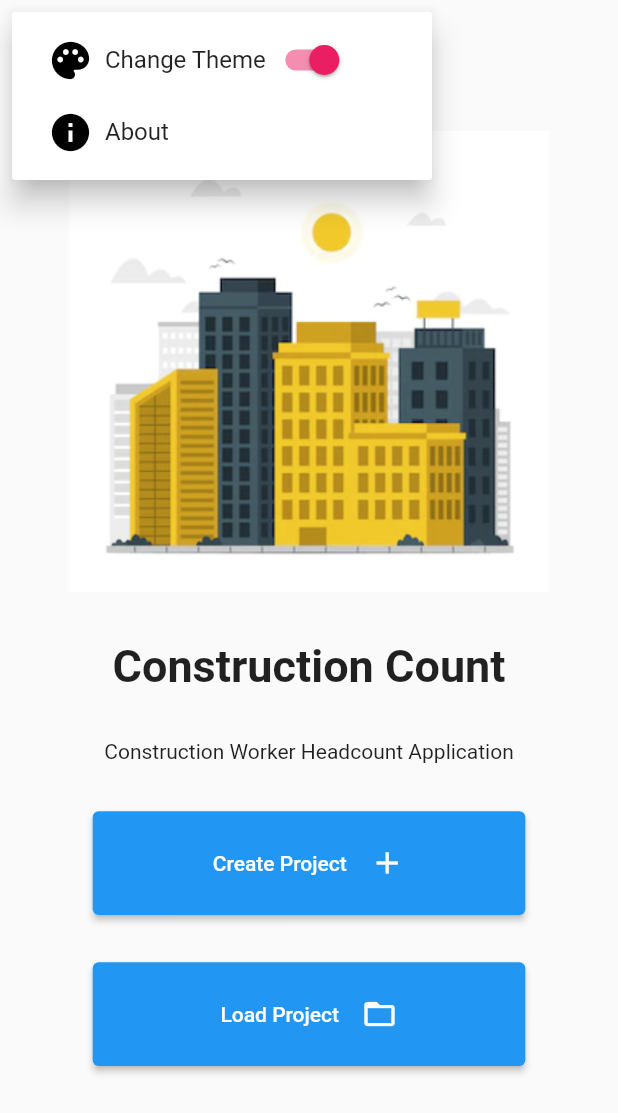
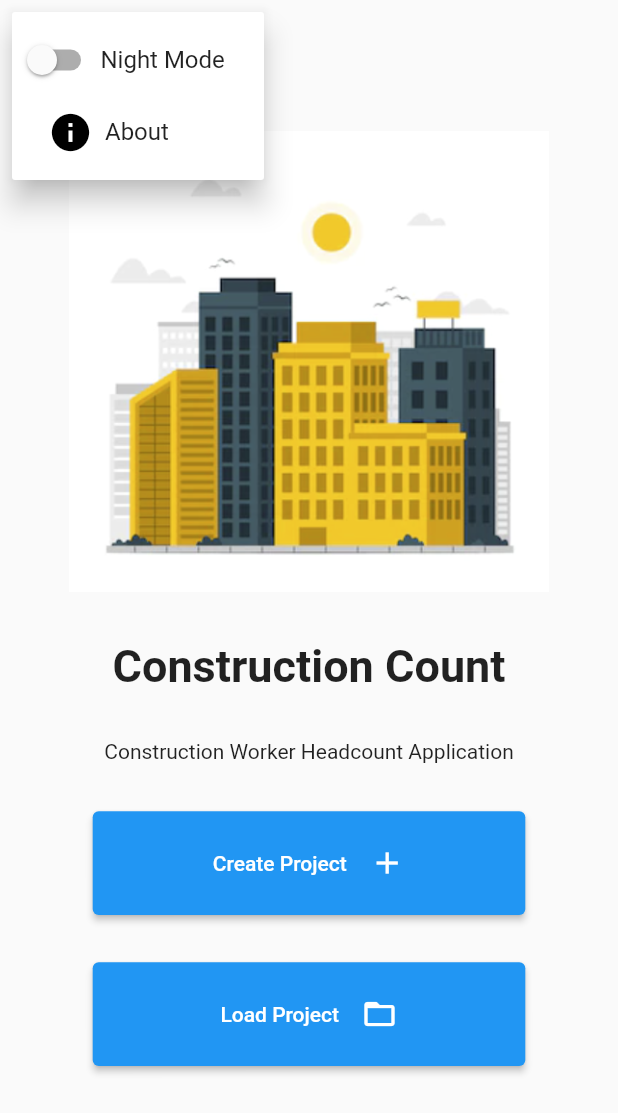
Before and after one commit to CS-JustinDelaRapa/Construction-Worker-Headcount, a Flutter app: the screen it shows after launch, after a tap on the "menu" icon, on a phone screen of 412 x 824 dp. Shown: the top 1113 px of the screen. Run offline on Flutter 3.47's test engine with Material 2 defaults, Android fonts, the phone set to English and light mode, and no system bars; our stand-ins replace shared_preferences.

Commit message:
Theme Provider

```diff
--- a/lib/main.dart
+++ b/lib/main.dart
@@ -1,38 +1,32 @@
 import 'package:engineering/screens/homePage.dart';
+import 'package:engineering/theme/themeProvider.dart';
 import 'package:flutter/material.dart';
-import 'package:shared_preferences/shared_preferences.dart';
+import 'package:provider/provider.dart';
 
-bool _light = true;
 void main() async {
-  WidgetsFlutterBinding.ensureInitialized();
-  SharedPreferences prefs = await SharedPreferences.getInstance();
-  bool themeValue = (prefs.getBool('theme') ?? true);
-  runApp(MyApp(themeValue: themeValue));
+  runApp(ChangeNotifierProvider<ThemeProvider>(
+    create: (_) => ThemeProvider()..initialize(),
+    child: const MyApp()
+    )
+    );
 }
 
-ThemeData _darkTheme = ThemeData(
-  accentColor: Colors.red,
-  brightness: Brightness.dark,
-  primaryColor: Colors.amber,
-);
-
-ThemeData _lightTheme = ThemeData(
-    accentColor: Colors.pink,
-    brightness: Brightness.light,
-    primaryColor: Colors.blue);
-
-// ignore: must_be_immutable
 class MyApp extends StatelessWidget {
-  bool themeValue;
-  MyApp({Key? key, required this.themeValue}) : super(key: key);
+  const MyApp({Key? key}) : super(key: key);
 
   @override
   Widget build(BuildContext context) {
-    return MaterialApp(
-      theme: _light ? _lightTheme : _darkTheme,
-      debugShowCheckedModeBanner: false,
-      title: 'Const',
-      home: HomePage(themeValue: themeValue,),
+    return Consumer<ThemeProvider>(
+      builder: (context,provider,child) {
+        return MaterialApp(
+          theme: ThemeData.light(),
+          darkTheme: ThemeData.dark(),
+          themeMode: provider.themeMode,
+          debugShowCheckedModeBanner: false,
+          title: 'Const',
+          home: const HomePage(),
+        );
+      }
     );
   }
 }
--- a/lib/screens/homePage.dart
+++ b/lib/screens/homePage.dart
@@ -1,20 +1,24 @@
 // ignore: file_names
+import 'package:engineering/theme/themeProvider.dart';
 import 'package:engineering/widget/customWidgets.dart';
 import 'package:flutter/material.dart';
+import 'package:provider/provider.dart';
 import 'package:shared_preferences/shared_preferences.dart';
 
 import 'create/create.dart';
 
 // ignore: must_be_immutable
 class HomePage extends StatefulWidget {
-  bool themeValue;
-  HomePage({Key? key, required this.themeValue}) : super(key: key);
+  const HomePage({Key? key}) : super(key: key);
 
   @override
   _HomePageState createState() => _HomePageState();
 }
 
 class _HomePageState extends State<HomePage> {
+  bool switchVal = false;
+
+
   @override
   Widget build(BuildContext context) {
     return Scaffold(
@@ -22,42 +26,49 @@ class _HomePageState extends State<HomePage> {
         backgroundColor: Colors.transparent,
         elevation: 0.0,
         iconTheme: const IconThemeData(color: Colors.black, size: 30),
-        leading: PopupMenuButton<int>(
+        leading: Consumer<ThemeProvider>(
+          builder: (context, provider, child) {
+            return PopupMenuButton<String>(
               icon: const Icon(Icons.menu_outlined),
               itemBuilder: (context) => [
                 PopupMenuItem(
-              value: 0,
-              child: Row(
+                  padding: const EdgeInsets.only(right: 0),
+                  child: Consumer<ThemeProvider>(
+                    builder: (context, provider, child) {
+                      return Row(
+                        mainAxisSize: MainAxisSize.min,
                         children: [
-                  const Padding(
-                    padding: EdgeInsets.only(right: 8.0, left: 8.0),
-                    child: Icon(Icons.palette),
+                          Flexible(
+                            flex: 1,
+                            child: Switch(
+                              value: provider.currentTheme,
+                              onChanged: (value){
+                                setState(() {
+                                  provider.changeTheme(value);
+                                });
+                              }),
                           ),
-                  const Text("Change Theme"),
-                  Switch(
-                      value: widget.themeValue,
-                      onChanged: (state) async{
-                        SharedPreferences prefs = await SharedPreferences.getInstance();
-                        setState(() {
-                        prefs.setBool('theme', state);
-                        });
-                      })
+                            CustomWidgets().text_subtitle('Night Mode', 16, 1)
                         ],
+                      );
+                    }
                   ),
                 ),
                 PopupMenuItem(
-              value: 0,
+                  value: 'light',
                   child: Row(
                     children: const [
                       Padding(
                         padding: EdgeInsets.only(right: 8.0, left: 8.0),
                         child: Icon(Icons.info),
                       ),
-                  Text("About"),
+                      Text("About")
                     ],
                   ),
                 ),
               ],
+            );
+          }
         ),
       ),
       // drawer: SafeArea(
--- /dev/null
+++ b/lib/theme/themeProvider.dart
@@ -0,0 +1,27 @@
+import 'package:flutter/material.dart';
+import 'package:shared_preferences/shared_preferences.dart';
+
+class ThemeProvider extends ChangeNotifier {
+  bool currentTheme = false;
+
+  ThemeMode get themeMode{
+    if (!currentTheme) {
+      return ThemeMode.light;
+    }   else {
+      return ThemeMode.dark;
+    }
+  }
+  initialize()async{
+    final SharedPreferences _prefs = await SharedPreferences.getInstance();
+
+    currentTheme = _prefs.getBool('themeVal') ?? false;
+    notifyListeners();
+  }
+
+  changeTheme(bool fromWidget)async{
+    final SharedPreferences _prefs = await SharedPreferences.getInstance();
+    await _prefs.setBool('themeVal', fromWidget);
+    currentTheme = fromWidget;
+    notifyListeners();
+  }
+}
--- a/pubspec.yaml
+++ b/pubspec.yaml
@@ -35,6 +35,7 @@ dependencies:
   # Use with the CupertinoIcons class for iOS style icons.
   cupertino_icons: ^1.0.2
   shared_preferences: ^2.0.12
+  provider: ^6.0.2
 
 dev_dependencies:
   flutter_test:
```
Also changed, not shown: pubspec.lock. Lines whose indentation alone changed are shown as unchanged.
